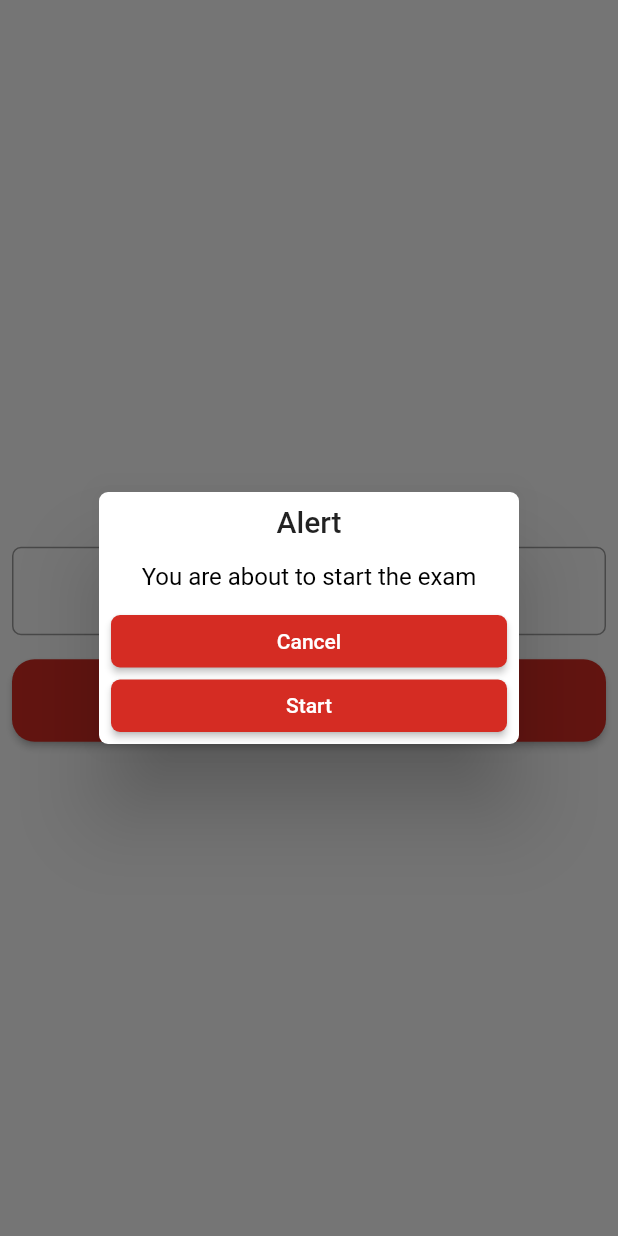
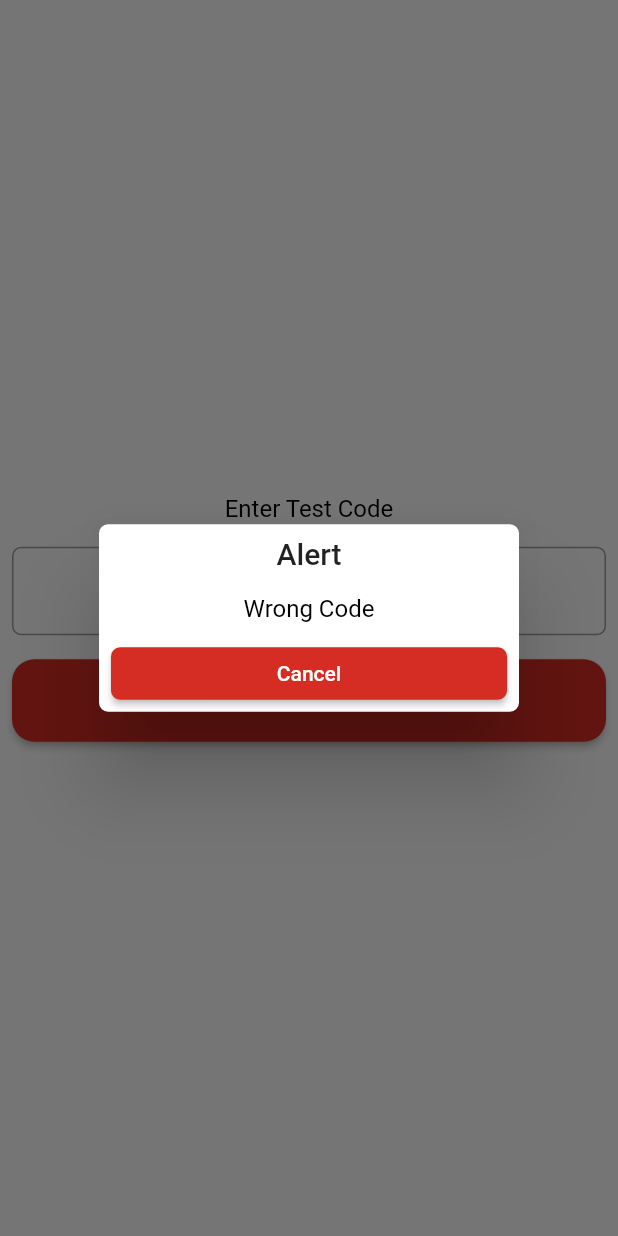
Before and after one commit to Ali-Abdolkarim/user_side, a Flutter app: the HomePage screen opened directly, after a tap on "Enter", on a phone screen of 412 x 824 dp. Run offline on Flutter 3.47's test engine with Material 2 defaults, Android fonts, the phone set to English and light mode, and no system bars; our stand-ins replace cloud_firestore, equatable, firebase_core, flutter_svg, get, get_storage and 3 more; accounts and stored records are empty; Roboto replaces fonts that are missing (Ubuntu).

Commit message:
added entering exam checkings

```diff
--- a/lib/views/home_page.dart
+++ b/lib/views/home_page.dart
@@ -1,7 +1,10 @@
+import 'package:cloud_firestore/cloud_firestore.dart';
 import 'package:flutter/material.dart';
 import 'package:get/get.dart';
+import 'package:get_storage/get_storage.dart';
 import 'package:user_side/views/widgets/buttons.dart';
 import 'package:user_side/views/widgets/c_texts.dart';
+import 'package:user_side/views/widgets/constants.dart';
 import 'package:user_side/views/widgets/fields.dart';
 
 class HomePage extends StatefulWidget {
@@ -12,14 +15,103 @@ class HomePage extends StatefulWidget {
 }
 
 class _HomePageState extends State<HomePage> {
-  TextEditingController _codeController = TextEditingController();
+  final TextEditingController _codeController = TextEditingController();
+  final _formKey = GlobalKey<FormState>();
+  bool _loading = false;
+  FirebaseFirestore db = FirebaseFirestore.instance;
+  GetStorage storage = GetStorage();
 
-  void enterExam() {
+  void enterExam() async {
+    setState(() {
+      _loading = true;
+    });
+
+    var response = await db
+        .collection(Texts.EXAMS)
+        .where(Texts.CODEE, isEqualTo: _codeController.text.trim())
+        .where(Texts.ENABLED, isEqualTo: true)
+        .get();
+
+    if (response.docs.isEmpty) {
+      Get.defaultDialog(
+          radius: 6,
+          cancel: SimpleButton(
+            'Cancel',
+            action: () => Get.back(),
+            height: 35,
+            borderRadius: 6,
+          ),
+          content: const CText('Wrong Code'));
+      setState(() {
+        _loading = false;
+      });
+    } else {
+      var currentTest = response.docs[0].data();
+      if (DateTime.now().millisecondsSinceEpoch < currentTest[Texts.DATE]) {
+        Get.defaultDialog(
+            radius: 6,
+            cancel: SimpleButton(
+              'Cancel',
+              action: () => Get.back(),
+              height: 35,
+              borderRadius: 6,
+            ),
+            content: const CText('Test hasn\'t started'));
+        setState(() {
+          _loading = false;
+        });
+        return;
+      }
+      //do the checking here,, start and finish is not correct
+      DateTime timeAndDuration = DateTime.fromMillisecondsSinceEpoch(
+          currentTest[Texts.DATE] + currentTest[Texts.DURATION] * 60 * 1000);
+      if (DateTime.now().isAfter(timeAndDuration)) {
+        Get.defaultDialog(
+            radius: 6,
+            cancel: SimpleButton(
+              'Cancel',
+              action: () => Get.back(),
+              height: 35,
+              borderRadius: 6,
+            ),
+            content: const CText('Test has finished'));
+        setState(() {
+          _loading = false;
+        });
+        return;
+      }
+      var username = await storage.read(Texts.USERNAME);
+      var examTakenResponse = await db
+          .collection(Texts.EXAMS_TAKEN)
+          .where(Texts.USERNAME, isEqualTo: username)
+          .where(Texts.EXAM_ID, isEqualTo: response.docs[0].id)
+          .get();
+      if (examTakenResponse.docs.isNotEmpty) {
+        Get.defaultDialog(
+            radius: 6,
+            cancel: SimpleButton(
+              'Cancel',
+              action: () => Get.back(),
+              height: 35,
+              borderRadius: 6,
+            ),
+            content: const CText('You have participated in that test before'));
+        setState(() {
+          _loading = false;
+        });
+        return;
+      }
       Get.defaultDialog(
           radius: 6,
           confirm: SimpleButton(
             'Start',
-          action: () => print('start'),
+            action: () async {
+              var temp = {
+                Texts.EXAM_ID: response.docs[0].id,
+                Texts.USERNAME: username
+              };
+              await db.collection(Texts.EXAMS_TAKEN).add(temp);
+            },
             height: 35,
             borderRadius: 6,
           ),
@@ -29,7 +121,11 @@ class _HomePageState extends State<HomePage> {
             height: 35,
             borderRadius: 6,
           ),
-        content: CText('You are about to start the exam'));
+          content: const CText('You are about to start the exam'));
+    }
+    setState(() {
+      _loading = false;
+    });
   }
 
   @override
@@ -38,16 +134,21 @@ class _HomePageState extends State<HomePage> {
       backgroundColor: Colors.white,
       resizeToAvoidBottomInset: false,
       body: Center(
-        child: Column(
+        child: _loading
+            ? const CircularProgressIndicator()
+            : Column(
                 mainAxisAlignment: MainAxisAlignment.center,
                 children: [
                   Container(
                     margin: const EdgeInsetsDirectional.fromSTEB(8, 0, 8, 16),
-              child: CText('Enter Test Code'),
+                    child: const CText('Enter Test Code'),
                   ),
                   Container(
                     margin: const EdgeInsetsDirectional.fromSTEB(8, 0, 8, 8),
+                    child: Form(
+                      key: _formKey,
                       child: SimpleFormInput(controller: _codeController),
+                    ),
                   ),
                   Container(
                     margin: const EdgeInsetsDirectional.fromSTEB(8, 8, 8, 0),
--- a/lib/views/login_view.dart
+++ b/lib/views/login_view.dart
@@ -9,6 +9,7 @@ import 'package:lottie/lottie.dart';
 import 'package:user_side/views/home_page.dart';
 import 'package:user_side/views/widgets/buttons.dart';
 import 'package:user_side/views/widgets/c_texts.dart';
+import 'package:user_side/views/widgets/constants.dart';
 
 import '../constants.dart';
 import '../controller/simple_ui_controller.dart';
@@ -63,7 +64,7 @@ class _LoginViewState extends State<LoginView> {
           ),
         );
       } else {
-        await storage.write('user_name', nameController.text.trim());
+        await storage.write(Texts.USERNAME, nameController.text.trim());
         Navigator.pushReplacement(
             context,
             MaterialPageRoute(
--- a/lib/views/widgets/buttons.dart
+++ b/lib/views/widgets/buttons.dart
@@ -2,6 +2,8 @@ import 'package:flutter/material.dart';
 
 typedef ActionP = Function();
 typedef ActionRSIS = String? Function(String?);
+                //changed this one -------------------------------------------------------->
+typedef ActionRVIIS = void Function(int?,String?)?;
 
 class SimpleButton extends StatelessWidget {
   final ActionP? action;
--- a/lib/views/widgets/c_texts.dart
+++ b/lib/views/widgets/c_texts.dart
@@ -8,18 +8,24 @@ class CText extends StatelessWidget {
   final Color? color;
   final TextAlign? align;
   final bool? underLine;
-  const CText(this.text,
-      {super.key,
+  final EdgeInsetsGeometry? padding;
+  const CText(
+    this.text, {
+    super.key,
     this.color,
     this.weight,
     this.sizee,
     this.align,
-      this.underLine});
+    this.underLine,
+    this.padding,
+  });
 
   @override
   Widget build(BuildContext context) {
     var size = MediaQuery.of(context).size;
-    return Text(
+    return Padding(
+      padding: padding ?? EdgeInsets.zero,
+      child: Text(
         text,
         style: GoogleFonts.ubuntu(
             fontSize: sizee ?? 16,
@@ -29,6 +35,7 @@ class CText extends StatelessWidget {
                 ? TextDecoration.underline
                 : TextDecoration.none),
         textAlign: align ?? TextAlign.center,
+      ),
     );
   }
 }
--- /dev/null
+++ b/lib/views/widgets/constants.dart
@@ -0,0 +1,16 @@
+class Texts {
+  static const String QUESTIONS = 'questions';
+  static const String QUESTION = 'question';
+  static const String EXAMS = 'exams';
+  static const String ANSWERS = 'answers';
+  static const String CORRECT_ANSWER = 'correct_answer';
+  static const String DATE = 'date';
+  static const String TITLE = 'title';
+  static const String ENABLED = 'enabled';
+  static const String CODEE = 'code';
+  static const String EXTRA_POINT = 'extra_point';
+  static const String DURATION = 'duration';
+  static const String EXAMS_TAKEN = 'exams_taken';
+  static const String EXAM_ID = 'exam_id';
+  static const String USERNAME = 'username';
+}
```
Lines whose indentation alone changed are shown as unchanged.
